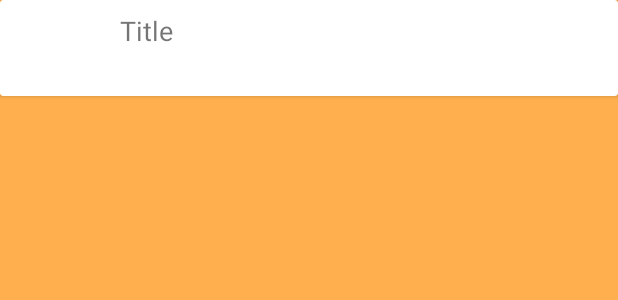
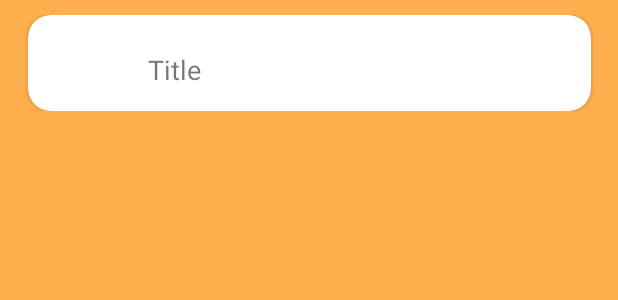
Before and after one commit to Sycri/DatZ4019, an Android app: the layout list_item_order.xml on its own in the app's theme, with its tools: preview values and no code run, on a phone screen of 412 x 824 dp. Shown: the top 300 px of the screen. Run offline under Robolectric (Android 15) with nearby library versions, the phone set to English and light mode, and no system bars.

Commit message:
Visual changes for Orders

```diff
--- a/app/src/main/res/layout/activity_main.xml
+++ b/app/src/main/res/layout/activity_main.xml
@@ -9,12 +9,13 @@
         android:id="@+id/nav_host_fragment_activity_main"
         android:name="androidx.navigation.fragment.NavHostFragment"
         android:layout_width="match_parent"
-        android:layout_height="match_parent"
+        android:layout_height="0dp"
         app:defaultNavHost="true"
         app:layout_constraintBottom_toTopOf="@id/nav_view"
         app:layout_constraintLeft_toLeftOf="parent"
         app:layout_constraintRight_toRightOf="parent"
         app:layout_constraintTop_toTopOf="parent"
+        app:layout_constraintVertical_bias="1"
         app:navGraph="@navigation/navigation_main" />
 
     <com.google.android.material.bottomnavigation.BottomNavigationView
@@ -23,7 +24,7 @@
         android:layout_height="wrap_content"
         android:layout_marginStart="0dp"
         android:layout_marginEnd="0dp"
-        android:background="?android:attr/windowBackground"
+        android:background="#ff981a"
         app:layout_constraintBottom_toBottomOf="parent"
         app:layout_constraintLeft_toLeftOf="parent"
         app:layout_constraintRight_toRightOf="parent"
--- a/app/src/main/res/layout/list_item_order.xml
+++ b/app/src/main/res/layout/list_item_order.xml
@@ -1,10 +1,22 @@
 <?xml version="1.0" encoding="utf-8"?>
-<androidx.cardview.widget.CardView xmlns:android="http://schemas.android.com/apk/res/android"
+<androidx.constraintlayout.widget.ConstraintLayout
+    xmlns:android="http://schemas.android.com/apk/res/android"
     xmlns:app="http://schemas.android.com/apk/res-auto"
     xmlns:tools="http://schemas.android.com/tools"
     android:layout_width="match_parent"
     android:layout_height="wrap_content"
-    android:layout_marginBottom="8dp">
+    android:layout_marginBottom="5dp"
+    android:layout_marginTop="10dp">
+
+    <androidx.cardview.widget.CardView
+        android:id="@+id/cardView"
+        android:layout_width="375dp"
+        android:layout_height="wrap_content"
+        app:cardCornerRadius="15dp"
+        app:layout_constraintStart_toStartOf="parent"
+        app:layout_constraintEnd_toEndOf="parent"
+        app:layout_constraintTop_toTopOf="parent"
+        app:layout_constraintBottom_toBottomOf="parent">
 
         <androidx.constraintlayout.widget.ConstraintLayout
             android:id="@+id/constraintLayoutItemOrder"
@@ -17,9 +29,9 @@
                 android:layout_width="64dp"
                 android:layout_height="64dp"
                 android:contentDescription="@string/prompt_logo"
-            app:layout_constraintBottom_toBottomOf="parent"
                 app:layout_constraintStart_toStartOf="parent"
-            app:layout_constraintTop_toTopOf="parent" />
+                app:layout_constraintTop_toTopOf="parent"
+                app:layout_constraintBottom_toBottomOf="parent" />
 
             <TextView
                 android:id="@+id/textViewOrderName"
@@ -29,13 +41,13 @@
                 android:layout_marginTop="8dp"
                 android:layout_marginEnd="16dp"
                 android:textSize="18sp"
+                app:layout_constraintStart_toEndOf="@+id/imageViewOrderLogo"
+                app:layout_constraintTop_toTopOf="parent"
                 app:layout_constraintBottom_toBottomOf="parent"
                 app:layout_constraintEnd_toEndOf="parent"
-            app:layout_constraintHorizontal_bias="0.0"
-            app:layout_constraintStart_toEndOf="@+id/imageViewOrderLogo"
-            app:layout_constraintTop_toTopOf="parent"
-            app:layout_constraintVertical_bias="0.0"
                 tools:text="@string/prompt_title" />
 
         </androidx.constraintlayout.widget.ConstraintLayout>
     </androidx.cardview.widget.CardView>
+
+</androidx.constraintlayout.widget.ConstraintLayout>
```
Lines whose indentation alone changed are shown as unchanged.
